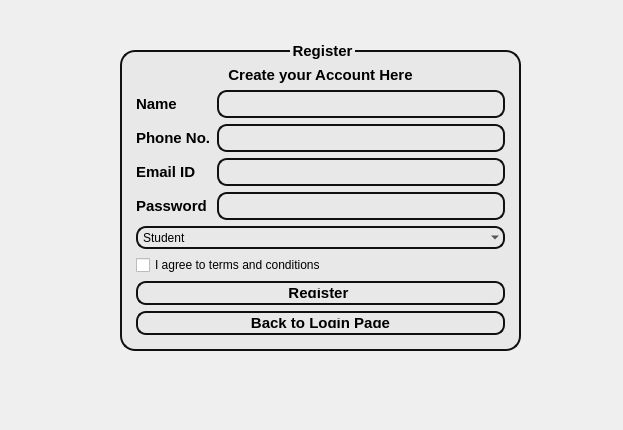
This is registration.ui in suvam452/Mulyankan as Qt 5 draws it before an edit. The edited form follows.
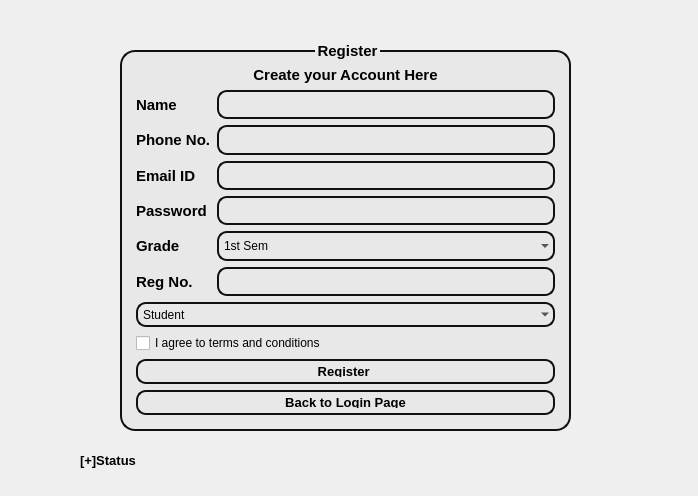
This is the edited form.

Patch:
```diff
--- a/registration.ui
+++ b/registration.ui
@@ -6,8 +6,8 @@
    <rect>
     <x>0</x>
     <y>0</y>
-    <width>623</width>
-    <height>430</height>
+    <width>698</width>
+    <height>496</height>
    </rect>
   </property>
   <property name="windowTitle">
@@ -22,8 +22,8 @@
      <rect>
       <x>120</x>
       <y>40</y>
-      <width>401</width>
-      <height>311</height>
+      <width>451</width>
+      <height>391</height>
      </rect>
     </property>
     <property name="font">
@@ -125,6 +125,32 @@
              </property>
             </widget>
            </item>
+           <item>
+            <widget class="QLabel" name="label_6">
+             <property name="font">
+              <font>
+               <pointsize>11</pointsize>
+               <bold>true</bold>
+              </font>
+             </property>
+             <property name="text">
+              <string>Grade</string>
+             </property>
+            </widget>
+           </item>
+           <item>
+            <widget class="QLabel" name="label_7">
+             <property name="font">
+              <font>
+               <pointsize>11</pointsize>
+               <bold>true</bold>
+              </font>
+             </property>
+             <property name="text">
+              <string>Reg No.</string>
+             </property>
+            </widget>
+           </item>
           </layout>
          </item>
          <item>
@@ -193,6 +219,78 @@
              </property>
             </widget>
            </item>
+           <item>
+            <widget class="QComboBox" name="comboBox_grade">
+             <property name="styleSheet">
+              <string notr="true">QComboBox{
+    border: 2px solid rgb(16, 16, 16);
+    border-radius: 10px; 
+    background-color:rgb(255, 255, 255,0);
+    min-width: 9px; 
+    min-height: 9px; 
+    padding: 5px; 
+    margin: 0px; 
+}
+</string>
+             </property>
+             <item>
+              <property name="text">
+               <string>1st Sem</string>
+              </property>
+             </item>
+             <item>
+              <property name="text">
+               <string>2nd Sem</string>
+              </property>
+             </item>
+             <item>
+              <property name="text">
+               <string>3rd Sem</string>
+              </property>
+             </item>
+             <item>
+              <property name="text">
+               <string>4th Sem</string>
+              </property>
+             </item>
+             <item>
+              <property name="text">
+               <string>5th Sem</string>
+              </property>
+             </item>
+             <item>
+              <property name="text">
+               <string>6th Sem</string>
+              </property>
+             </item>
+             <item>
+              <property name="text">
+               <string>7th Sem</string>
+              </property>
+             </item>
+             <item>
+              <property name="text">
+               <string>8th Sem</string>
+              </property>
+             </item>
+            </widget>
+           </item>
+           <item>
+            <widget class="QLineEdit" name="lineEdit_regno">
+             <property name="styleSheet">
+              <string notr="true">QLineEdit{
+    border: 2px solid rgb(16, 16, 16);
+    border-radius: 10px; 
+    background-color: rgb(255, 255, 255,0);
+    min-width: 8px; 
+    min-height: 8px;
+    padding: 5px;
+    margin: 0px;
+}
+</string>
+             </property>
+            </widget>
+           </item>
           </layout>
          </item>
         </layout>
@@ -239,7 +337,7 @@
         <widget class="QPushButton" name="pushButton_register">
          <property name="font">
           <font>
-           <pointsize>11</pointsize>
+           <pointsize>10</pointsize>
            <bold>true</bold>
           </font>
          </property>
@@ -266,7 +364,7 @@
           <widget class="QPushButton" name="pushButton_loginpage">
            <property name="font">
             <font>
-             <pointsize>11</pointsize>
+             <pointsize>10</pointsize>
              <bold>true</bold>
             </font>
            </property>
@@ -293,6 +391,25 @@
      </item>
     </layout>
    </widget>
+   <widget class="QLabel" name="label_status2">
+    <property name="geometry">
+     <rect>
+      <x>80</x>
+      <y>450</y>
+      <width>341</width>
+      <height>21</height>
+     </rect>
+    </property>
+    <property name="font">
+     <font>
+      <pointsize>10</pointsize>
+      <bold>true</bold>
+     </font>
+    </property>
+    <property name="text">
+     <string>[+]Status </string>
+    </property>
+   </widget>
   </widget>
  </widget>
  <resources/>
```
Left out of the diff: 7 changed lines with no effect on the pictures.
